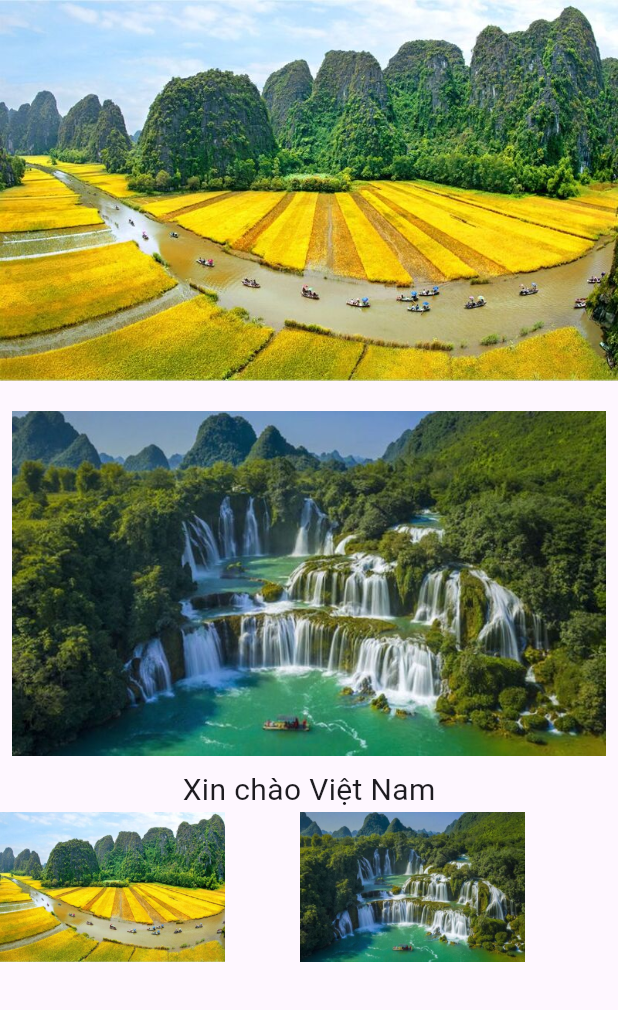
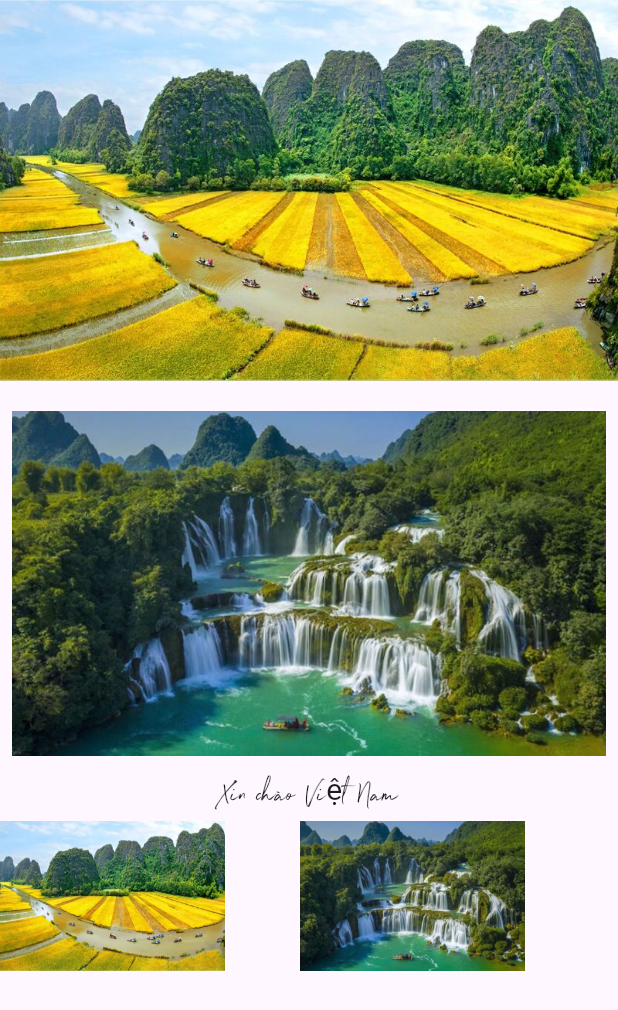
Before and after one commit to giadh-ai/hce_flutter26, a Flutter app: the Trang1 screen opened directly, on a phone screen of 412 x 824 dp. Shown: the top 1010 px of the screen. Run offline on Flutter 3.47's test engine with Material 3 defaults, Android fonts, the light colour scheme and no system bars; network calls fail.

Commit message:
Đồng bộ 31/10

```diff
--- a/demo_flatter/lib/Trang1.dart
+++ b/demo_flatter/lib/Trang1.dart
@@ -16,7 +16,7 @@ class Trang1 extends StatelessWidget {
           ),
           Text(
             'Xin chào Việt Nam',
-            style: TextStyle(fontSize: 20),
+            style: TextStyle(fontSize: 20, fontFamily: 'Northwell'),
             softWrap: true,
           ),
 
--- a/demo_flatter/lib/main.dart
+++ b/demo_flatter/lib/main.dart
@@ -42,7 +42,9 @@ class _TrangChuState extends State<TrangChu> {
   Widget build(BuildContext context) {
     return Scaffold(
       appBar: AppBar(
-        title: const Text('Hồ Sơ Cá Nhân'),
+        title: const Text('Hồ Sơ Cá Nhân',
+        style: TextStyle(fontSize: 40, fontFamily: 'Northwell'),
+        ),
         backgroundColor: Colors.indigo,
         foregroundColor: Colors.white,
       ),
--- a/demo_flatter/pubspec.yaml
+++ b/demo_flatter/pubspec.yaml
@@ -58,6 +58,10 @@ flutter:
   uses-material-design: true
   assets:
     - images/
+  fonts:
+    - family: Northwell
+      fonts:
+        - asset: fonts/Northwell.ttf
 
   # To add assets to your application, add an assets section, like this:
   # assets:
```
Also changed, not shown: demo_flatter/fonts/Messy Script.otf (added), demo_flatter/fonts/Northwell.ttf (added).
